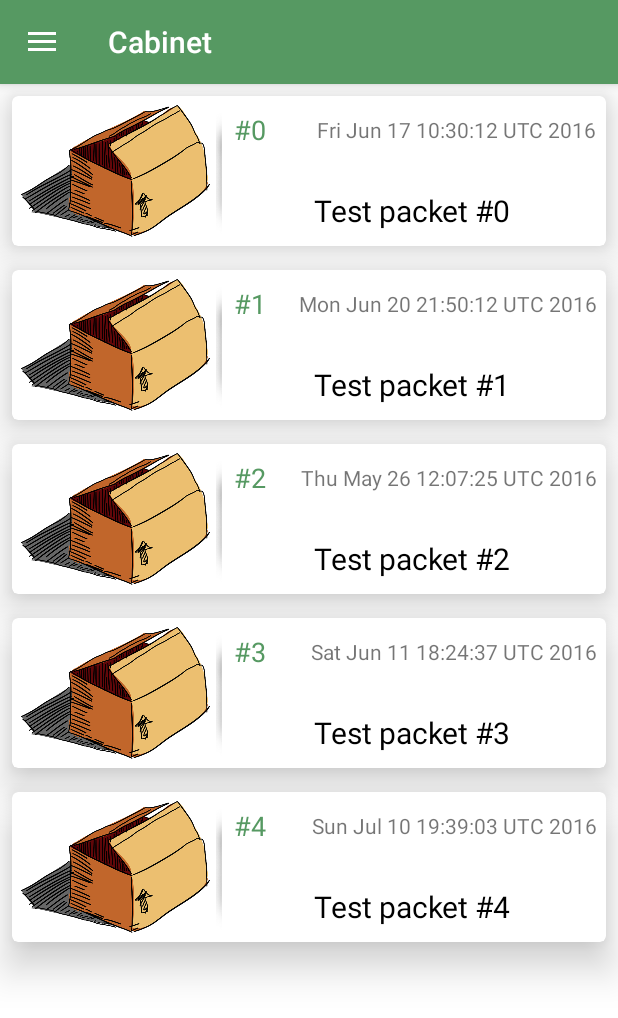
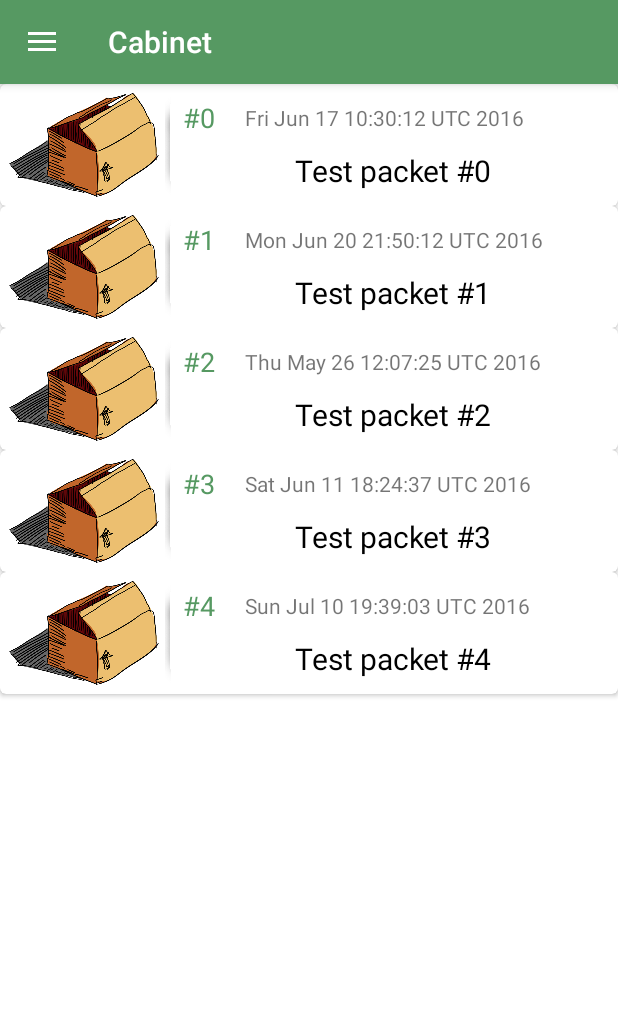
Before and after one commit to OlehBalandyuk/StudyProject, an Android app: the MainScreenActivity screen opened directly, with no data from a screen before it, after a tap on "Cabinet", on a phone screen of 412 x 824 dp. Shown: the top 1018 px of the screen. Run offline under Robolectric (Android 15) with nearby library versions, the phone set to English and light mode, and no system bars; our stand-ins replace CircleImageView; 1 other tap on this screen came first.

Commit message:
UI-design-fixed-recycler-items-bugs

```diff
--- a/app/build.gradle
+++ b/app/build.gradle
@@ -37,4 +37,7 @@ dependencies {
     //Utils
     compile 'com.google.code.gson:gson:2.4'
 
+    //TODO delete this, it's just for tests
+    compile 'com.android.volley:volley:1.0.0'
+
 }
--- a/app/src/main/java/com/olehbalandyuk/studyproject/application/ui/activities/MainScreenActivity.java
+++ b/app/src/main/java/com/olehbalandyuk/studyproject/application/ui/activities/MainScreenActivity.java
@@ -9,10 +9,14 @@ import android.support.v4.widget.DrawerLayout;
 import android.support.v7.app.ActionBarDrawerToggle;
 import android.support.v7.app.AppCompatActivity;
 import android.support.v7.widget.Toolbar;
+import android.text.TextUtils;
 import android.util.Log;
 import android.view.MenuItem;
+import android.view.View;
+import android.widget.TextView;
 
 import com.olehbalandyuk.studyproject.R;
+import com.olehbalandyuk.studyproject.application.data.database.DatabaseConnector;
 import com.olehbalandyuk.studyproject.application.http.UserDetails;
 import com.olehbalandyuk.studyproject.application.ui.fragments.cabinet.CabinetFragment;
 import com.olehbalandyuk.studyproject.application.ui.fragments.contacts.ContactsFragment;
@@ -23,14 +27,28 @@ public class MainScreenActivity extends AppCompatActivity
         implements NavigationView.OnNavigationItemSelectedListener {
     private static final String TAG = MainScreenActivity.class.getSimpleName();
 
+    private static final int CURRENT_PACKET = 0;
+    private static final int CABINET = 1;
+    private static final int MESSAGES = 2;
+    private static final int CONTACTS = 3;
+
+    private static final int USER_ID = 0;
+    private static final int USER_EMAIL = 0;
+    private static final int USER_NAME = 0;
+    private static final int USER_BALANCE = 0;
+    private static final int USER_BONUS = 0;
+
+    private static final boolean LOADED_FROM_DB = false;
+
     private Toolbar mToolbar;
     private NavigationView mNavigationView;
     private DrawerLayout mDrawer;
 
-    private static final int CURRENT_PACKET = 0;
-    private static final int CABINET = 1;
-    private static final int MESSAGES = 2;
-    private static final int CONTACTS = 3;
+    private TextView mEmail;
+    private TextView mId;
+    private TextView mName;
+    private TextView mBalance;
+    private TextView mBonus;
 
     private boolean isLogged;
 
@@ -39,6 +57,7 @@ public class MainScreenActivity extends AppCompatActivity
         Log.v(TAG, ">> Method: onCreate()");
         super.onCreate(savedInstanceState);
         setContentView(R.layout.activity_main_screen);
+
         mToolbar = (Toolbar) findViewById(R.id.main_screen_toolbar);
         setSupportActionBar(mToolbar);
 
@@ -49,12 +68,23 @@ public class MainScreenActivity extends AppCompatActivity
 
         toggle.syncState();
 
+        initNavigationViewWidgets();
+
+        Log.v(TAG, "<< Method: onCreate()");
+    }
+
+    private void initNavigationViewWidgets() {
         mNavigationView = (NavigationView) findViewById(R.id.nav_view);
         if (mNavigationView != null) {
             mNavigationView.setNavigationItemSelectedListener(this);
         }
 
-        Log.v(TAG, "<< Method: onCreate()");
+        View header = mNavigationView.getHeaderView(0);
+        mEmail = (TextView) header.findViewById(R.id.nav_header_user_email);
+        mId = (TextView) header.findViewById(R.id.nav_header_user_id);
+        mName = (TextView) header.findViewById(R.id.nav_header_user_name);
+        mBalance = (TextView) header.findViewById(R.id.nav_header_user_balance);
+        mBonus = (TextView) header.findViewById(R.id.nav_header_user_bonus);
     }
 
     public void onResume() {
@@ -65,11 +95,37 @@ public class MainScreenActivity extends AppCompatActivity
         Log.v(TAG, "--> Method: onResume(), is logged = " + isLogged);
 
         if (isLogged) {
+            loadUserInfo();
             loadCabinetFragment();
         } else {
             redirectToLoginActivity();
         }
         Log.v(TAG, "<< Method: onResume()");
+    }
+
+    private void loadUserInfo() {
+//        if (!loadUserInfoFromDB()) {
+//            loadUserInfoFromServer();
+//        }
+    }
+
+    private void loadUserInfoFromServer() {
+
+    }
+
+    private boolean loadUserInfoFromDB() {
+        String[] userInfo = DatabaseConnector.loadUserInfo(this);
+
+         if (userInfo[USER_ID].equals("null")) {
+             return !LOADED_FROM_DB;
+         } else {
+             mId.setText(userInfo[USER_ID]);
+             mEmail.setText(userInfo[USER_EMAIL]);
+             mName.setText(userInfo[USER_NAME]);
+             mBalance.setText(userInfo[USER_BALANCE]);
+             mBonus.setText(userInfo[USER_BONUS]);
+             return LOADED_FROM_DB;
+         }
     }
 
     @Override
--- a/app/src/main/res/layout/fragment_cabinet_recycler_item.xml
+++ b/app/src/main/res/layout/fragment_cabinet_recycler_item.xml
@@ -2,10 +2,9 @@
     xmlns:app="http://schemas.android.com/apk/res-auto"
     android:id="@+id/cardView"
     android:layout_width="match_parent"
-    android:layout_height="@dimen/cabinet_container_height"
-    android:layout_margin="@dimen/cabinet_container_margin"
-    app:cardCornerRadius="@dimen/cabinet_container_corners_rounding"
-    app:cardElevation="@dimen/activity_vertical_margin">
+    android:layout_height="wrap_content"
+    app:cardCornerRadius="@dimen/cabinet_container_corners_rounding">
+    <!-- app:cardElevation="@dimen/activity_vertical_margin" -->
 
     <LinearLayout
         android:layout_width="match_parent"
@@ -15,7 +14,7 @@
 
         <ImageView
             android:id="@+id/fragment_cabinet_packet_image"
-            android:layout_width="wrap_content"
+            android:layout_width="@dimen/cabinet_container_height"
             android:layout_height="wrap_content"
             android:adjustViewBounds="true"
             android:src="@drawable/packet" />
@@ -33,14 +32,12 @@
             <TextView
                 android:id="@+id/fragment_cabinet_packet_id"
                 style="@style/fragment_cabinet_id_style"
-                android:layout_width="0dp"
+                android:layout_width="wrap_content"
                 android:layout_height="wrap_content"
 
                 android:layout_alignParentLeft="true"
                 android:layout_alignParentStart="true"
-                android:layout_alignParentTop="true"
-                android:layout_toLeftOf="@+id/fragment_cabinet_packet_date"/>
-
+                android:layout_alignParentTop="true"/>
             <TextView
                 android:id="@+id/fragment_cabinet_packet_date"
                 style="@style/fragment_cabinet_date_style"
@@ -50,7 +47,9 @@
                 android:layout_alignBottom="@+id/fragment_cabinet_packet_id"
                 android:layout_alignParentEnd="true"
                 android:layout_alignParentRight="true"
-                android:layout_alignParentTop="true"/>
+                android:layout_alignParentTop="true"
+                android:layout_toRightOf="@+id/fragment_cabinet_packet_id"
+                android:layout_toEndOf="@+id/fragment_cabinet_packet_id"/>
 
             <TextView
                 android:id="@+id/fragment_cabinet_packet_title"
--- a/app/src/main/res/values/styles.xml
+++ b/app/src/main/res/values/styles.xml
@@ -91,6 +91,7 @@
     <!-- Fragment Cabinet styles -->
     <style name="fragment_cabinet_id_style">
         <item name="android:padding">4dp</item>
+        <item name="android:layout_marginRight">16dp</item>
         <item name="android:textColor">@color/colorPrimary</item>
         <item name="android:textSize">@dimen/cabinet_id_text_size</item>
     </style>
@@ -98,6 +99,9 @@
     <style name="fragment_cabinet_date_style">
         <item name="android:gravity">center_vertical</item>
         <item name="android:textSize">@dimen/cabinet_date_text_size</item>
+        <item name="android:singleLine">true</item>
+        <item name="android:scrollHorizontally">true</item>
+        <item name="android:ellipsize">marquee</item>
     </style>
 
     <style name="fragment_cabinet_title_style">
```
Also changed, not shown: app/src/main/java/com/olehbalandyuk/studyproject/application/data/database/DatabaseConnector.java (added, +77 -0 lines), app/src/main/java/com/olehbalandyuk/studyproject/application/data/database/DatabaseHelper.java (+14 -0 lines), app/src/main/java/com/olehbalandyuk/studyproject/application/ui/activities/LoginActivity.java (+7 -0 lines), app/src/main/res/layout/activity_main_screen_nav_header.xml (+8 -0 lines), app/src/main/res/layout/fragment_current_packet_recycler_item.xml (+4 -4 lines), app/src/main/res/drawable-hdpi/activity_main_screen_nav_header_id_icon.png (added), app/src/main/res/drawable-mdpi/activity_main_screen_nav_header_id_icon.png (added), app/src/main/res/drawable-xhdpi/activity_main_screen_nav_header_id_icon.png (added), app/src/main/res/drawable-xxhdpi/activity_main_screen_nav_header_id_icon.png (added).
